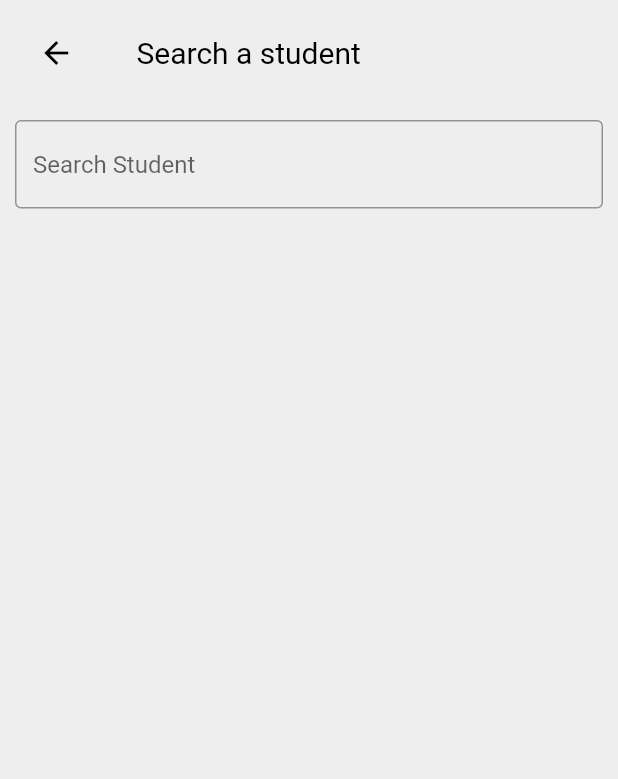
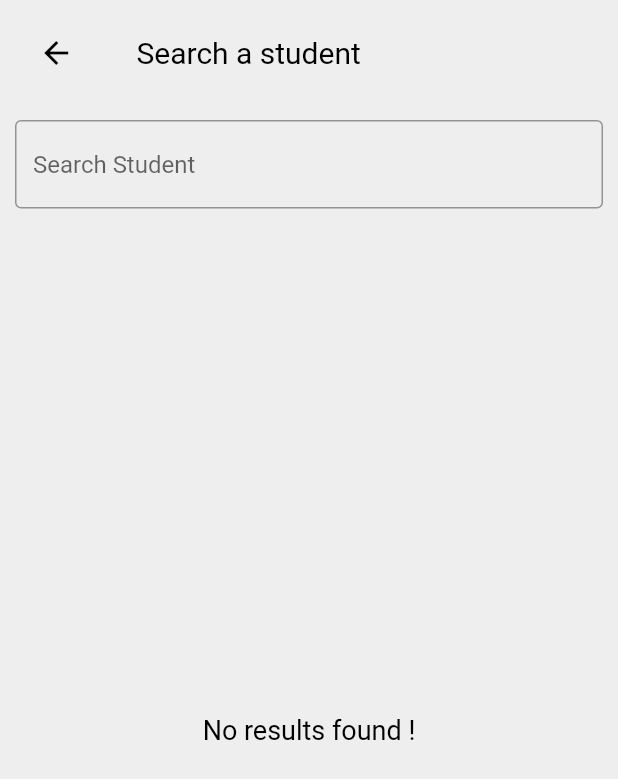
Before and after one commit to fasil721/Student_Managment_App-GetX-Hive, a Flutter app: the SearchPage screen opened directly, on a phone screen of 412 x 824 dp. Shown: the top 779 px of the screen. Run offline on Flutter 3.47's test engine with Material 2 defaults, Android fonts, the phone set to English and light mode, and no system bars; our stand-ins replace get, google_fonts, hive, hive_flutter, image_picker; accounts and stored records are empty.

Commit message:
search issue fixed

```diff
--- a/lib/controller/student_controller.dart
+++ b/lib/controller/student_controller.dart
@@ -9,7 +9,6 @@ import 'package:student_records/database/record_adapter.dart';
 class StudentController extends GetxController {
   Box<Record> box = Boxes.getInstance();
   Uint8List? imageBytes;
-  String searchText = "";
 
   addStudent(String title, int age, String place, pic) {
     box.add(
@@ -20,11 +19,6 @@ class StudentController extends GetxController {
 
   deleteStudent(int key) {
     box.delete(key);
-    update();
-  }
-
-  textSearch(String txt) {
-    searchText = txt;
     update();
   }
 
--- a/lib/pages/search_page.dart
+++ b/lib/pages/search_page.dart
@@ -9,8 +9,8 @@ import 'package:student_records/database/record_adapter.dart';
 
 // ignore: must_be_immutable
 class SearchPage extends StatelessWidget {
-  const SearchPage({Key? key}) : super(key: key);
-
+  SearchPage({Key? key}) : super(key: key);
+  String searchText = "";
   @override
   Widget build(BuildContext context) {
     final studentController = Get.find<StudentController>();
@@ -55,18 +55,19 @@ class SearchPage extends StatelessWidget {
                   fillColor: Colors.grey,
                 ),
                 onChanged: (value) {
-                  studentController.textSearch(value);
+                  searchText = value;
+                  studentController.update();
                 },
               ),
             ),
-            studentController.searchText.isNotEmpty
-                ? Expanded(
+            Expanded(
               child: GetBuilder<StudentController>(
                 builder: (_) {
                   List<Record> results = studentController.box.values
                       .where(
-                              (c) => c.title!.toLowerCase().contains(
-                                  studentController.searchText.toLowerCase()),
+                        (c) => c.title!
+                            .toLowerCase()
+                            .contains(searchText.toLowerCase()),
                       )
                       .toList();
                   return results.isEmpty
@@ -81,6 +82,8 @@ class SearchPage extends StatelessWidget {
                             ),
                           ),
                         )
+                      : searchText.isEmpty
+                          ? Container()
                           : ListView.separated(
                               scrollDirection: Axis.vertical,
                               physics: const ScrollPhysics(),
@@ -101,8 +104,7 @@ class SearchPage extends StatelessWidget {
                                         Radius.circular(10),
                                       ),
                                     ),
-                                      contentPadding:
-                                          const EdgeInsets.symmetric(
+                                    contentPadding: const EdgeInsets.symmetric(
                                       vertical: 7.0,
                                       horizontal: 16.0,
                                     ),
@@ -151,7 +153,7 @@ class SearchPage extends StatelessWidget {
                 },
               ),
             )
-                : Container(),
+            // : Container(),
           ],
         ),
       ),
```
Lines whose indentation alone changed are shown as unchanged.
